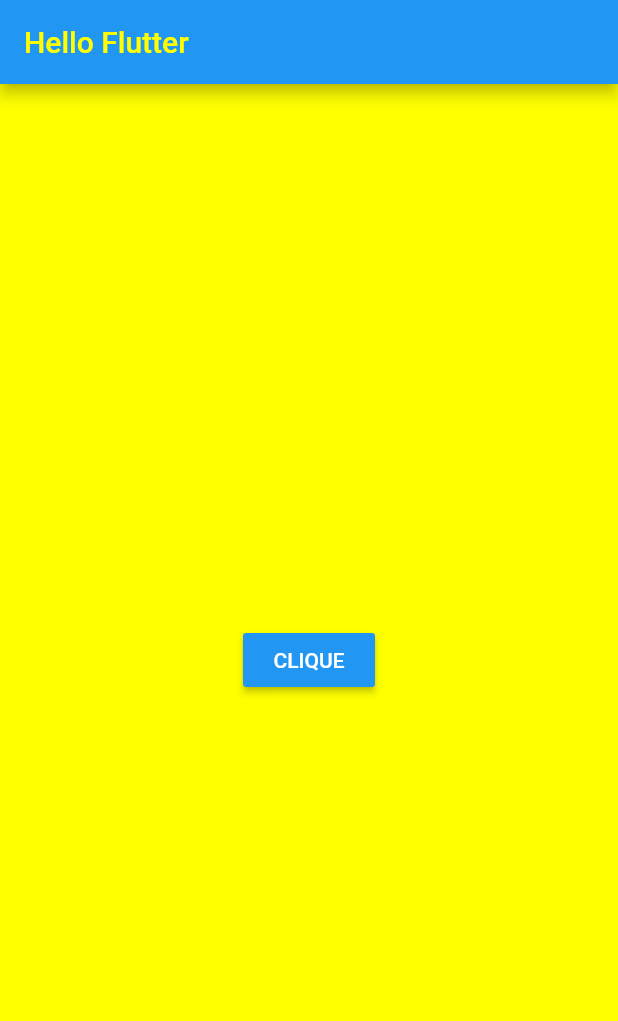
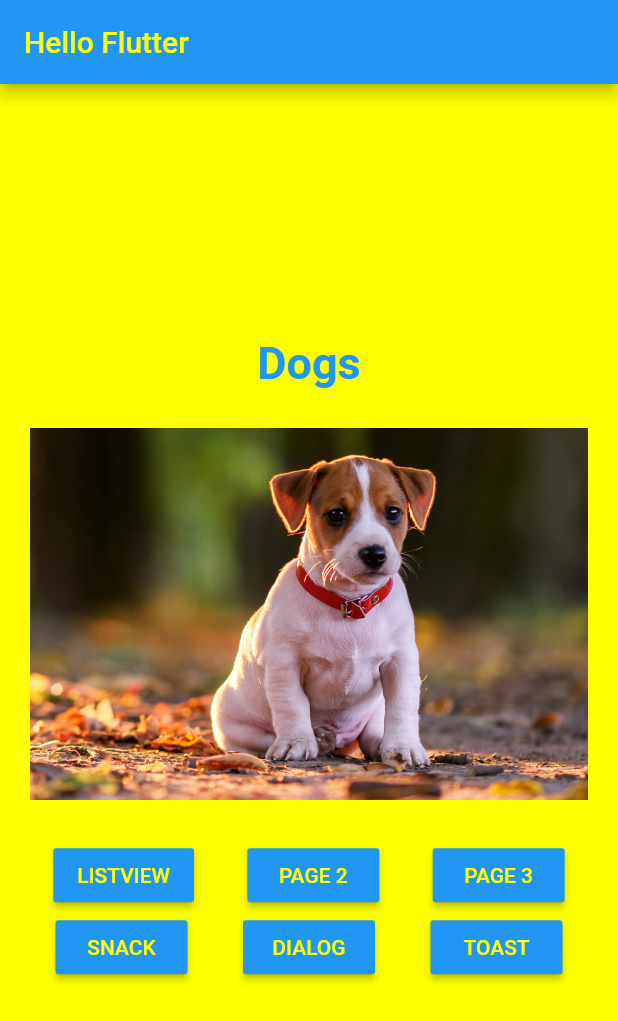
Before and after one commit to luizjacomn/widgets_test, a Flutter app: the screen it shows after launch, on a phone screen of 412 x 824 dp. Shown: the top 1021 px of the screen. Run offline on Flutter 3.47's test engine with Material 2 defaults, Android fonts, the phone set to English and light mode, and no system bars.

Commit message:
Testando novos widgets

```diff
--- a/lib/src/pages/home_page.dart
+++ b/lib/src/pages/home_page.dart
@@ -1,6 +1,9 @@
 import 'dart:io';
 
+import 'package:flutter/cupertino.dart';
 import 'package:flutter/material.dart';
+import 'package:widgets_test/src/pages/page_2.dart';
+import 'package:widgets_test/src/pages/page_3.dart';
 
 class HomePage extends StatelessWidget {
   @override
@@ -22,27 +25,105 @@ class HomePage extends StatelessWidget {
   _buildBody(BuildContext context) {
     return Container(
       color: Colors.yellowAccent,
-      child: Center(
-        child: _button(),
+      child: Column(
+        mainAxisAlignment: MainAxisAlignment.center,
+        children: <Widget>[
+          _text(),
+          _pageView(),
+          _buttons(context),
+        ],
       ),
     );
   }
 
-  _buildChild() {
-    return SizedBox.expand(
-      child: Image.asset(
-        'assets/images/dog5.png',
-        fit: BoxFit.cover,
+  Container _pageView() {
+    return Container(
+      height: 300,
+      child: PageView(
+        children: <Widget>[
+          _image('assets/images/dog1.png'),
+          _image('assets/images/dog2.png'),
+          _image('assets/images/dog3.png'),
+          _image('assets/images/dog4.png'),
+          _image('assets/images/dog5.png'),
+        ],
       ),
     );
   }
 
-  _button() {
+  _buttons(BuildContext context) {
+    return Column(
+      children: <Widget>[
+        Row(
+          mainAxisAlignment: MainAxisAlignment.spaceEvenly,
+          children: <Widget>[
+            _button(context, 'ListView', _listView),
+            _button(context, 'Page 2', () => _navigate(context, Page2())),
+            _button(context, 'Page 3', () => _navigate(context, Page3())),
+          ],
+        ),
+        Row(
+          mainAxisAlignment: MainAxisAlignment.spaceEvenly,
+          children: <Widget>[
+            _button(context, 'Snack', _snack),
+            _button(context, 'Dialog', _dialog),
+            _button(context, 'Toast', _toast),
+          ],
+        ),
+      ],
+    );
+  }
+
+  _image(String img) {
+    return Container(
+      margin: const EdgeInsets.all(20),
+      child: Center(
+        child: Image.asset(
+          img,
+          fit: BoxFit.cover,
+        ),
+      ),
+    );
+  }
+
+  _button(BuildContext context, String text, Function onPressed) {
     return RaisedButton(
       color: Colors.blue,
-      textColor: Colors.white,
-      child: Text('Clique'.toUpperCase()),
-      onPressed: () {},
+      textColor: Colors.yellowAccent,
+      child: Text(text.toUpperCase()),
+      onPressed: onPressed,
     );
   }
+
+  _text() {
+    return Text(
+      'Dogs',
+      style: TextStyle(
+        color: Colors.blue,
+        fontSize: 30,
+        fontWeight: FontWeight.bold,
+      ),
+    );
+  }
+
+  Future _navigate(BuildContext context, Widget page) async {
+    String msg = await Navigator.push(context, CupertinoPageRoute(builder: (context) => page));
+    print('>> $msg');
+  }
+
+  void _listView() {
+    print('list view');
+  }
+
+  void _snack() {
+    print('snack');
+  }
+
+  void _dialog() {
+    print('dialog');
+  }
+
+  void _toast() {
+    print('toast');
+  }
 }
```
Also changed, not shown: lib/src/pages/page_2.dart (added, +25 -0 lines), lib/src/pages/page_3.dart (added, +25 -0 lines).
